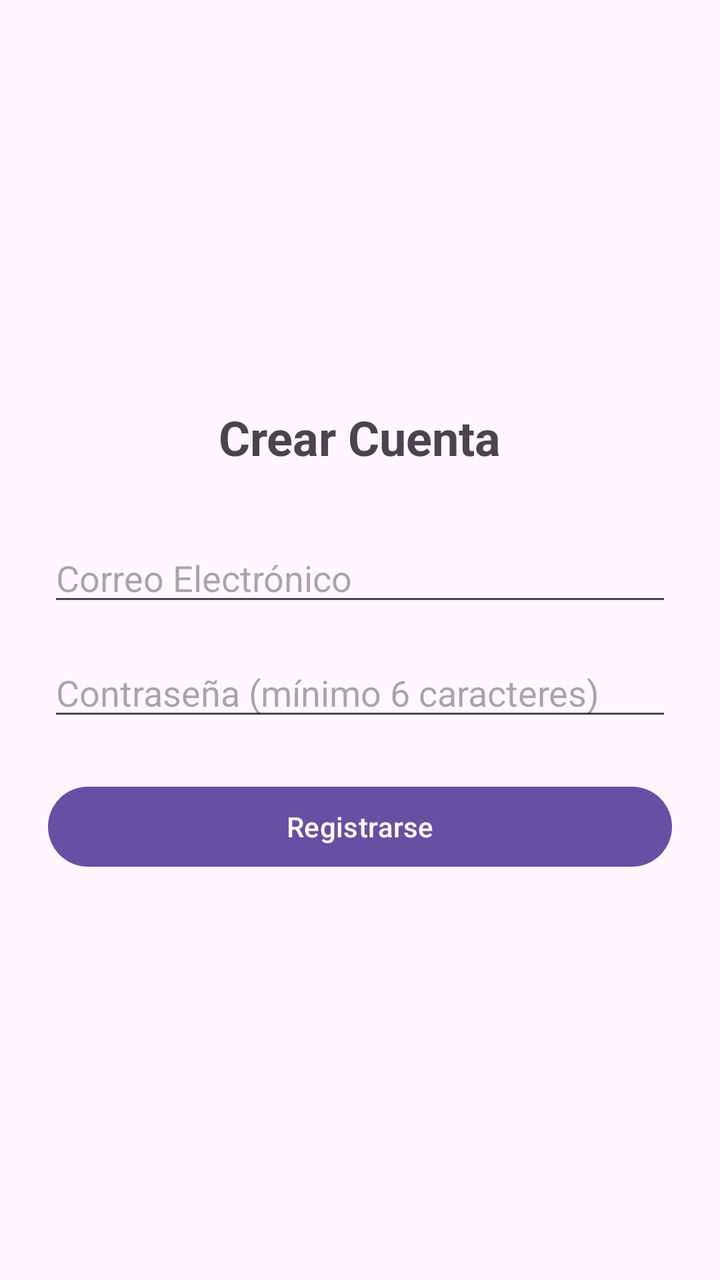
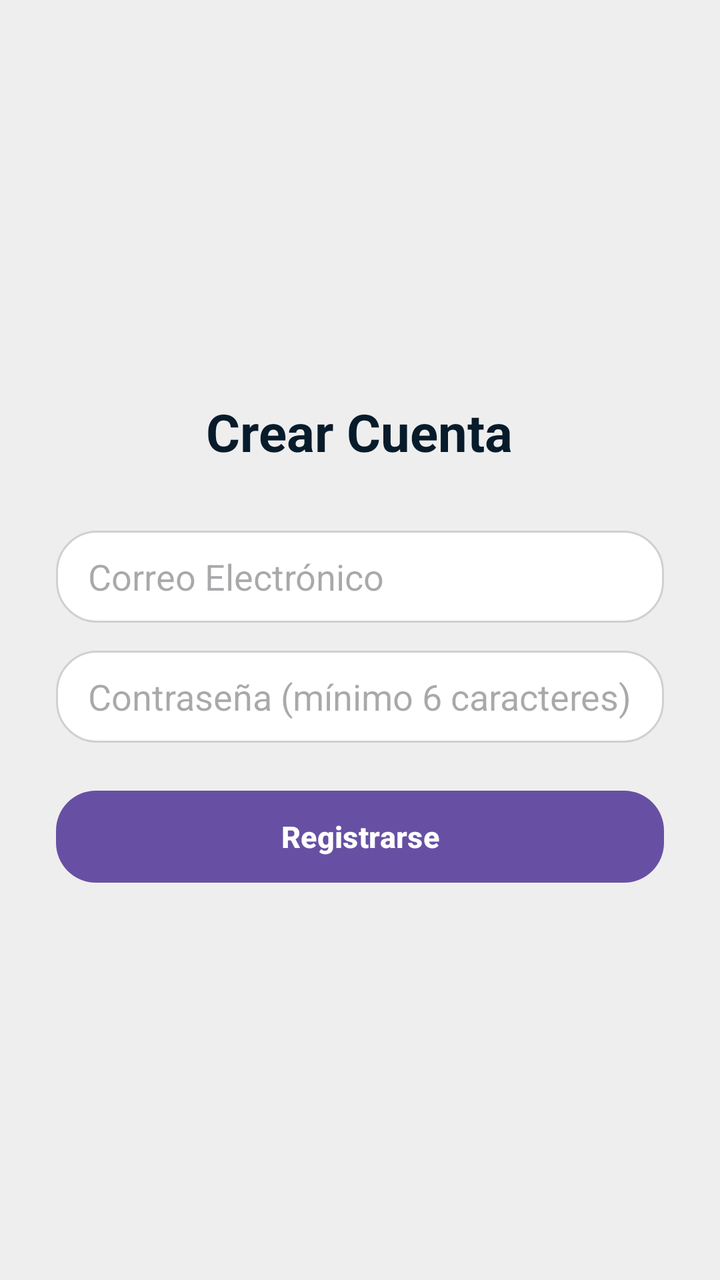

Before-and-after screenshots of an Android layout around one commit, followed by the original layout XML and the change that was made.
<!-- AndroidManifest.xml: application theme Theme.CloneWhatsApp -->
<!-- res/layout/activity_register.xml -->
<?xml version="1.0" encoding="utf-8"?>
<LinearLayout xmlns:android="http://schemas.android.com/apk/res/android"
    android:layout_width="match_parent"
    android:layout_height="match_parent"
    android:orientation="vertical"
    android:padding="24dp"
    android:gravity="center">

    <TextView
        android:layout_width="wrap_content"
        android:layout_height="wrap_content"
        android:text="Crear Cuenta"
        android:textSize="24sp"
        android:textStyle="bold"
        android:layout_marginBottom="32dp"/>

    <EditText
        android:id="@+id/etRegisterEmail"
        android:layout_width="match_parent"
        android:layout_height="wrap_content"
        android:hint="Correo Electrónico"
        android:inputType="textEmailAddress"
        android:layout_marginBottom="16dp"/>

    <EditText
        android:id="@+id/etRegisterPassword"
        android:layout_width="match_parent"
        android:layout_height="wrap_content"
        android:hint="Contraseña (mínimo 6 caracteres)"
        android:inputType="textPassword"
        android:layout_marginBottom="24dp"/>

    <Button
        android:id="@+id/btnRegister"
        android:layout_width="match_parent"
        android:layout_height="wrap_content"
        android:text="Registrarse"/>

</LinearLayout>
<!-- resources referenced by this layout -->
<resources>
  <style name="Theme.CloneWhatsApp" parent="Base.Theme.CloneWhatsApp" />
  <style name="Base.Theme.CloneWhatsApp" parent="Theme.Material3.DayNight.NoActionBar">
          
          
      </style>
</resources>

<!-- the commit's change to res/layout/activity_register.xml (unified diff, before → after) -->
@@ -3,37 +3,47 @@
     android:layout_width="match_parent"
     android:layout_height="match_parent"
     android:orientation="vertical"
-    android:padding="24dp"
-    android:gravity="center">
+    android:padding="28dp"
+    android:gravity="center"
+    android:background="@color/kakao_bg">
 
     <TextView
         android:layout_width="wrap_content"
         android:layout_height="wrap_content"
         android:text="Crear Cuenta"
-        android:textSize="24sp"
+        android:textSize="26sp"
         android:textStyle="bold"
+        android:textColor="@color/kakao_dark"
         android:layout_marginBottom="32dp"/>
 
     <EditText
         android:id="@+id/etRegisterEmail"
         android:layout_width="match_parent"
-        android:layout_height="wrap_content"
+        android:layout_height="46dp"
         android:hint="Correo Electrónico"
+        android:background="@drawable/bg_rounded_input"
+        android:paddingHorizontal="16dp"
         android:inputType="textEmailAddress"
-        android:layout_marginBottom="16dp"/>
+        android:layout_marginBottom="14dp"/>
 
     <EditText
         android:id="@+id/etRegisterPassword"
         android:layout_width="match_parent"
-        android:layout_height="wrap_content"
+        android:layout_height="46dp"
         android:hint="Contraseña (mínimo 6 caracteres)"
+        android:background="@drawable/bg_rounded_input"
+        android:paddingHorizontal="16dp"
         android:inputType="textPassword"
         android:layout_marginBottom="24dp"/>
 
     <Button
         android:id="@+id/btnRegister"
         android:layout_width="match_parent"
-        android:layout_height="wrap_content"
-        android:text="Registrarse"/>
+        android:layout_height="46dp"
+        android:background="@drawable/bg_button_teal"
+        android:text="Registrarse"
+        android:textColor="@color/white"
+        android:textStyle="bold"
+        android:textSize="15sp"/>
 
 </LinearLayout>
<!-- resource entries referenced after the edit -->
@@ -1,6 +1,23 @@
 <!-- resources referenced by this layout -->
 <resources>
+  <color name="kakao_bg">#EEEEEE</color>
+  <color name="kakao_dark">#071B2B</color>
+  <color name="white">#FFFFFF</color>
+  <!-- drawable bg_button_teal (drawable) -->
+  <?xml version="1.0" encoding="utf-8"?>
+  <shape xmlns:android="http://schemas.android.com/apk/res/android">
+      <solid android:color="@color/kakao_teal"/>
+      <corners android:radius="20dp"/>
+  </shape>
+  <!-- drawable bg_rounded_input (drawable) -->
+  <?xml version="1.0" encoding="utf-8"?>
+  <shape xmlns:android="http://schemas.android.com/apk/res/android">
+      <solid android:color="#FFFFFF"/>
+      <corners android:radius="20dp"/>
+      <stroke android:width="1dp" android:color="#D0D0D0"/>
+  </shape>
   <style name="Theme.CloneWhatsApp" parent="Base.Theme.CloneWhatsApp" />
+  <color name="kakao_teal">#167D8D</color>
   <style name="Base.Theme.CloneWhatsApp" parent="Theme.Material3.DayNight.NoActionBar">
           
           
